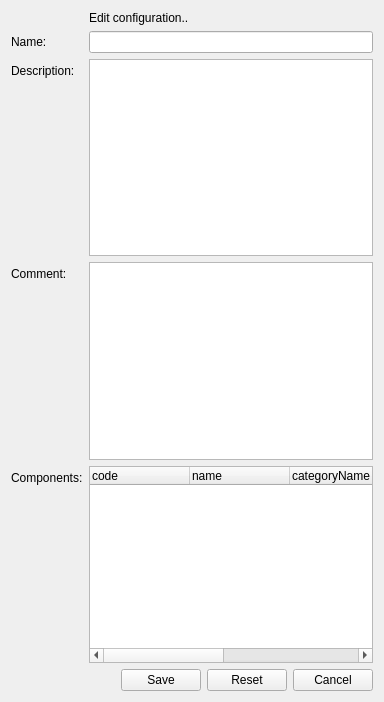
Before: the Qt Designer form client/forms/configuration_edit.ui in Wolframe/configurator, drawn with Qt 5.
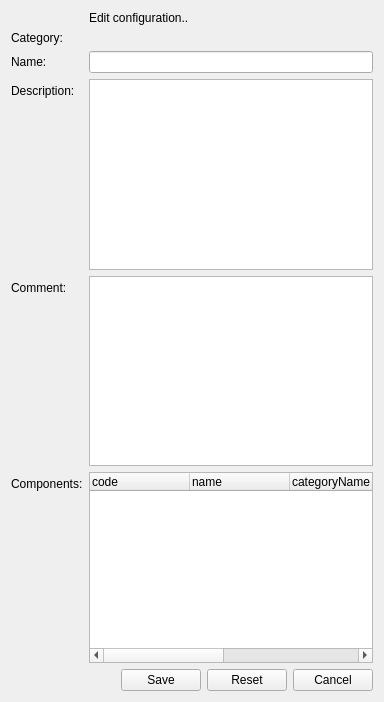
After: the same form once the commit is applied.

What changed in the file:
```diff
--- a/client/forms/configuration_edit.ui
+++ b/client/forms/configuration_edit.ui
@@ -43,7 +43,7 @@
      </property>
     </widget>
    </item>
-   <item row="1" column="0">
+   <item row="2" column="0">
     <widget class="QLabel" name="label_name">
      <property name="text">
       <string>Name:</string>
@@ -53,14 +53,14 @@
      </property>
     </widget>
    </item>
-   <item row="1" column="1">
+   <item row="2" column="1">
     <widget class="QLineEdit" name="name">
      <property name="initialFocus" stdset="0">
       <bool>true</bool>
      </property>
     </widget>
    </item>
-   <item row="2" column="0">
+   <item row="3" column="0">
     <widget class="QLabel" name="label_description_2">
      <property name="text">
       <string>Description:</string>
@@ -70,10 +70,10 @@
      </property>
     </widget>
    </item>
-   <item row="2" column="1">
+   <item row="3" column="1">
     <widget class="QPlainTextEdit" name="description"/>
    </item>
-   <item row="4" column="0">
+   <item row="5" column="0">
     <widget class="QLabel" name="label_description">
      <property name="text">
       <string>Comment:</string>
@@ -83,7 +83,7 @@
      </property>
     </widget>
    </item>
-   <item row="4" column="1">
+   <item row="5" column="1">
     <widget class="QPlainTextEdit" name="comment"/>
    </item>
    <item row="7" column="1">
@@ -154,7 +154,7 @@
      </item>
     </layout>
    </item>
-   <item row="5" column="0">
+   <item row="6" column="0">
     <widget class="QLabel" name="label">
      <property name="text">
       <string>Components:</string>
@@ -164,8 +164,26 @@
      </property>
     </widget>
    </item>
-   <item row="5" column="1">
+   <item row="6" column="1">
     <widget class="QTreeWidget" name="component">
+     <property name="rootIsDecorated">
+      <bool>false</bool>
+     </property>
+     <property name="itemsExpandable">
+      <bool>false</bool>
+     </property>
+     <property name="action" stdset="0">
+      <string>read</string>
+     </property>
+     <property name="doctype" stdset="0">
+      <string>ConfiguredComponentsRequest.simpleform</string>
+     </property>
+     <property name="rootelement" stdset="0">
+      <string>component</string>
+     </property>
+     <property name="configID" stdset="0">
+      <string>{global.id}</string>
+     </property>
      <column>
       <property name="text">
        <string>code</string>
@@ -198,6 +216,20 @@
      </column>
     </widget>
    </item>
+   <item row="1" column="0">
+    <widget class="QLabel" name="label_3">
+     <property name="text">
+      <string>Category:</string>
+     </property>
+    </widget>
+   </item>
+   <item row="1" column="1">
+    <widget class="QLabel" name="category">
+     <property name="text">
+      <string>&lt;category&gt;</string>
+     </property>
+    </widget>
+   </item>
   </layout>
  </widget>
  <tabstops>
```
Left out of the diff: 2 changed lines with no effect on the pictures.
